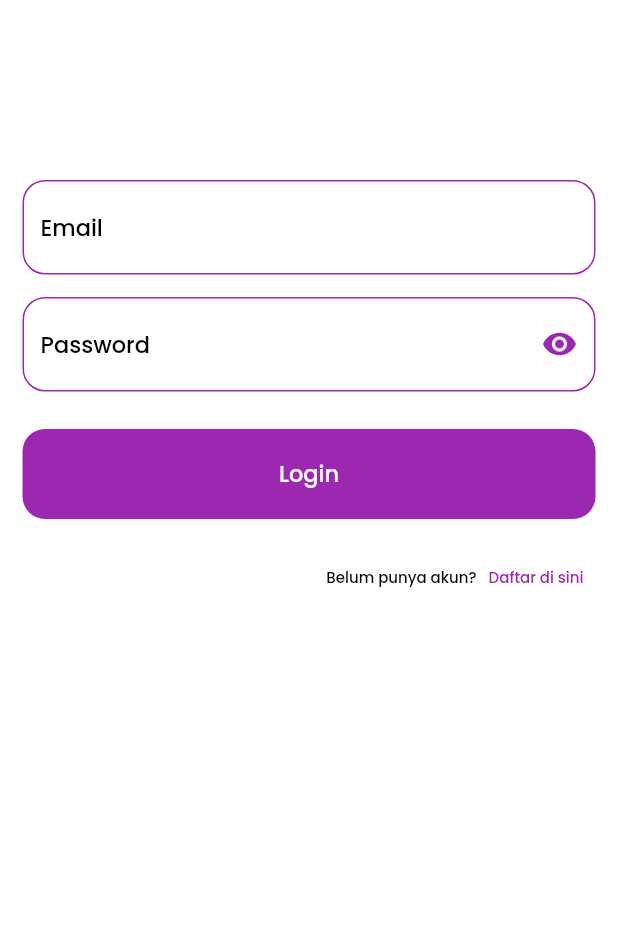
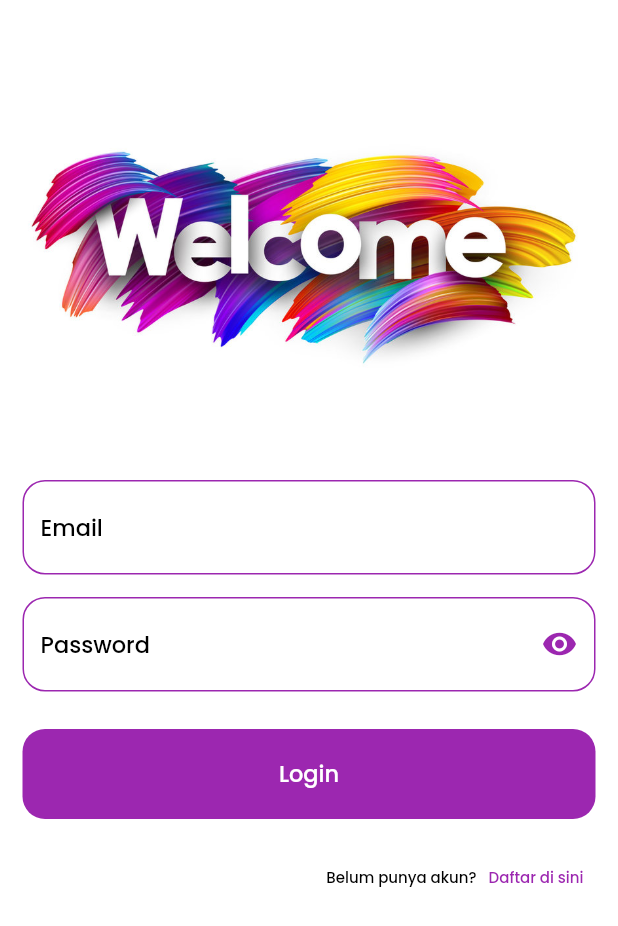
Before and after one commit to acepW/aplikasi_ujikom_admin1, a Flutter app: the screen it shows after launch, on a phone screen of 412 x 824 dp. Shown: the top 926 px of the screen. Run offline on Flutter 3.47's test engine with Material 2 defaults, Android fonts, the phone set to English and light mode, and no system bars; our stand-ins replace cloud_firestore, firebase_auth, firebase_core, firebase_storage, flutter_iconly, fluttertoast and 2 more; accounts and stored records are empty.

Commit message:
update lagi

```diff
--- a/lib/screens/login_screens.dart
+++ b/lib/screens/login_screens.dart
@@ -84,14 +84,14 @@ class _LoginScreensState extends State<LoginScreens> {
                   left: 15, right: 15, top: 70, bottom: 10),
               child: Column(
                 children: [
-                  // Container(
-                  //   width: MediaQuery.of(context).size.width,
-                  //   height: 200,
-                  //   child: Image.asset(
-                  //     'assets/images/welcome.jpg',
-                  //     fit: BoxFit.contain,
-                  //   ),
-                  // ),
+                  Container(
+                    width: MediaQuery.of(context).size.width,
+                    height: 200,
+                    child: Image.asset(
+                      'assets/images/welcome.jpg',
+                      fit: BoxFit.contain,
+                    ),
+                  ),
                   const SizedBox(
                     height: 50,
                   ),
--- a/pubspec.yaml
+++ b/pubspec.yaml
@@ -71,8 +71,8 @@ flutter:
   uses-material-design: true
 
   # To add assets to your application, add an assets section, like this:
-assets:
-     - assets/images/welcome.jpg
+  assets:
+     - assets/images/
   #   - images/a_dot_ham.jpeg
 
   # An image asset can refer to one or more resolution-specific "variants", see
```
Also changed, not shown: lib/screens/home_screens.dart (+7 -6 lines), lib/screens/pengaduan_admin/list_aduan_admin_ditolak.dart (renamed from lib/screens/pengaduan_Screens/pengaduan_petugas/list_pengaduan_petugas_diverivikasi.dart, +11 -10 lines), lib/screens/pengaduan_admin/list_pengaduan_admin.dart (renamed from lib/screens/pengaduan_Screens/pengaduan_petugas/list_pengaduan_petugas_diproses.dart, +8 -10 lines), lib/screens/pengaduan_admin/list_pengaduan_petugas_diproses.dart (renamed from lib/screens/pengaduan_Screens/pengaduan_petugas/list_aduan_admin_ditolak.dart, +12 -11 lines), lib/screens/pengaduan_admin/list_pengaduan_petugas_diverivikasi.dart (renamed from lib/screens/pengaduan_Screens/pengaduan_petugas/list_pengaduan_admin.dart, +11 -9 lines), lib/screens/pengaduan_admin/widget/card_aduan.dart (renamed from lib/screens/pengaduan_Screens/pengaduan_petugas/widget/card_aduan.dart), lib/screens/pengaduan_admin/widget/detail_aduan_admin.dart (renamed from lib/screens/pengaduan_Screens/pengaduan_petugas/widget/detail_aduan_admin.dart).
